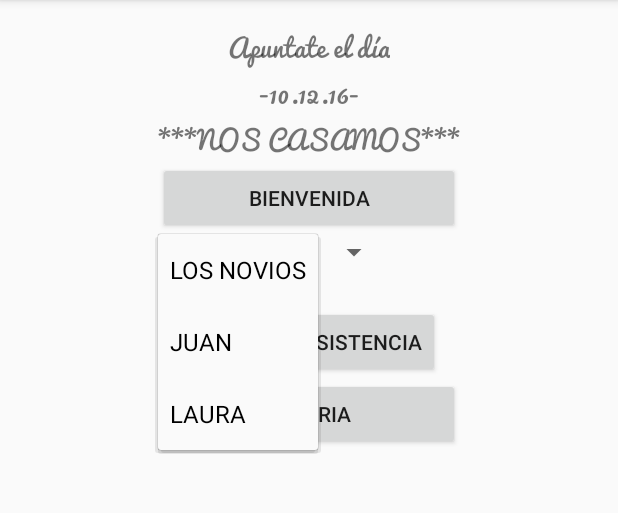
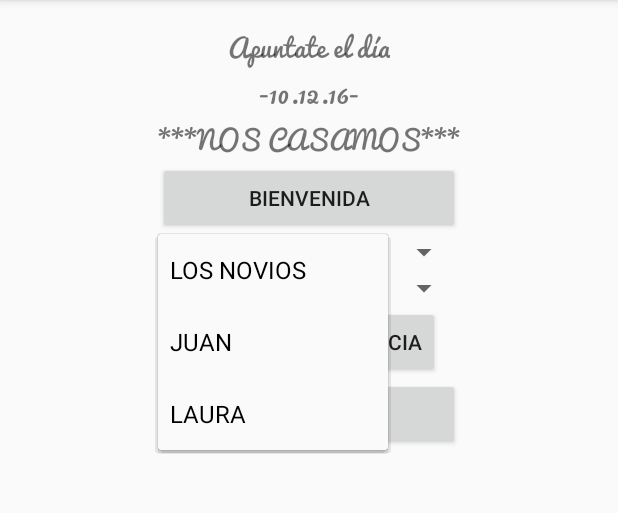
Before and after one commit to sachonidas/JYL, an Android app: the screen it shows after launch (MainActivity), after a tap on "LOS NOVIOS", on a phone screen of 412 x 824 dp, the part 84-597 px from its top. Run offline under Robolectric (Android 15) with nearby library versions, the phone set to English and light mode, and no system bars.

Commit message:
crear nuevos acitivities y strings para los spinners

```diff
--- a/app/src/main/java/sachonidas/myapplication/MainActivity.java
+++ b/app/src/main/java/sachonidas/myapplication/MainActivity.java
@@ -1,5 +1,6 @@
 package sachonidas.myapplication;
 
+import android.content.Intent;
 import android.graphics.Typeface;
 import android.media.Image;
 import android.support.v7.app.AppCompatActivity;
@@ -86,6 +87,10 @@ public class MainActivity extends AppCompatActivity {
 
         sp2 = (Spinner)findViewById(R.id.sp2InfoEvento);
 
+        ArrayAdapter<CharSequence> adapter2 = ArrayAdapter.createFromResource(this,
+                R.array.evento_array, android.R.layout.simple_spinner_item);
+        adapter.setDropDownViewResource(android.R.layout.simple_spinner_dropdown_item);
+        sp2.setAdapter(adapter2);
     }
 
     public void onClickNovio(View view){
@@ -99,4 +104,9 @@ public class MainActivity extends AppCompatActivity {
                  Toast.LENGTH_SHORT).show();
     }
 
+    public void lanzaBienvenida(View view){
+        Intent intent = new Intent(this, Main2Activity.class);
+        startActivity(intent);
+    }
+
 }
--- a/app/src/main/res/layout/activity_main.xml
+++ b/app/src/main/res/layout/activity_main.xml
@@ -57,17 +57,18 @@
             android:text="BIENVENIDA"
             android:id="@+id/btnBienvenida"
             android:layout_row="0"
-            android:layout_column="1" />
+            android:layout_column="1"
+            android:onClick="lanzaBienvenida" />
 
         <Spinner
-            android:layout_width="wrap_content"
+            android:layout_width="match_parent"
             android:layout_height="wrap_content"
             android:id="@+id/spLosNovios"
             android:layout_row="1"
             android:layout_column="1" />
 
         <Spinner
-            android:layout_width="wrap_content"
+            android:layout_width="match_parent"
             android:layout_height="wrap_content"
             android:id="@+id/sp2InfoEvento"
             android:layout_row="2"
--- a/app/src/main/res/values/strings.xml
+++ b/app/src/main/res/values/strings.xml
@@ -5,4 +5,10 @@
         <item>JUAN</item>
         <item>LAURA</item>
     </string-array>
+    <string-array name="evento_array">
+        <item>INFO DEL EVENTO</item>
+        <item>LOCALIZACIÓN</item>
+        <item>EL LIBRO</item>
+        <item>ALOJAMIENTO</item>
+    </string-array>
 </resources>
```
Also changed, not shown: app/src/main/java/sachonidas/myapplication/Main2Activity.java (+15 -0 lines), app/src/main/res/layout/activity_bienvenida.xml (+12 -0 lines).
